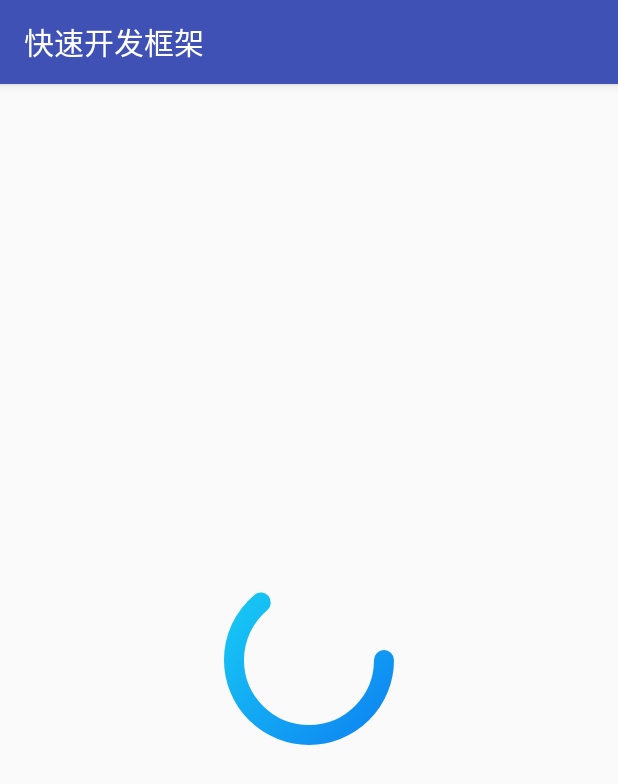
After one commit to JerryloveEmily/JerryAndroidBase, an Android app: the ProgressActivity screen opened directly, with no data from a screen before it, on a phone screen of 412 x 824 dp. The commit adds this screen. Shown: the top 784 px of the screen. Run offline under Robolectric (Android 15) with nearby library versions, the phone set to English and light mode, and no system bars.

Commit message:
1. 新增进度条视图控件

```diff
--- /dev/null
+++ b/androidbaselibrary/src/main/java/com/jerry/androidbaselibrary/widget/view/JProgressBar.java
@@ -0,0 +1,60 @@
+package com.jerry.androidbaselibrary.widget.view;
+
+import android.content.Context;
+import android.graphics.Canvas;
+import android.graphics.LinearGradient;
+import android.graphics.Paint;
+import android.graphics.RectF;
+import android.graphics.Shader;
+import android.util.AttributeSet;
+import android.view.View;
+
+/**
+ * 进度条
+ * Created by JerryloveEmily on 2016/6/8.
+ */
+public class JProgressBar extends View {
+
+    private Paint mPaint;
+    private int mRadius;
+    private RectF mRect;
+
+    public JProgressBar(Context context) {
+        this(context, null);
+    }
+
+    public JProgressBar(Context context, AttributeSet attrs) {
+        this(context, attrs, 0);
+    }
+
+    public JProgressBar(Context context, AttributeSet attrs, int defStyleAttr) {
+        super(context, attrs, defStyleAttr);
+        init();
+    }
+
+    private void init() {
+        mPaint = new Paint(Paint.ANTI_ALIAS_FLAG);
+        mPaint.setStrokeCap(Paint.Cap.ROUND);
+        mPaint.setStyle(Paint.Style.STROKE);
+        mPaint.setStrokeWidth(20.f);
+    }
+
+    @Override
+    protected void onSizeChanged(int w, int h, int oldw, int oldh) {
+        super.onSizeChanged(w, h, oldw, oldh);
+        int minTemp = Math.min(w, h);
+        mRadius = minTemp/2;
+        mRect = new RectF(w/2-mRadius/2, h/2-mRadius/2,
+                w/2 + mRadius/2, h/2 + mRadius/2);
+        LinearGradient lg = new LinearGradient(
+                mRect.left, mRect.top, mRect.right, mRect.bottom,
+                0xff17CBF4, 0xff0E84F2, Shader.TileMode.CLAMP);
+        mPaint.setShader(lg);
+    }
+
+    @Override
+    protected void onDraw(Canvas canvas) {
+        super.onDraw(canvas);
+        canvas.drawArc(mRect, 0, 230f, false, mPaint);
+    }
+}
--- /dev/null
+++ b/test-library-app/src/main/java/com/jerry/jerryandroidbase/features/progress/ProgressActivity.java
@@ -0,0 +1,15 @@
+package com.jerry.jerryandroidbase.features.progress;
+
+import android.os.Bundle;
+import android.support.v7.app.AppCompatActivity;
+
+import com.jerry.jerryandroidbase.R;
+
+public class ProgressActivity extends AppCompatActivity {
+
+    @Override
+    protected void onCreate(Bundle savedInstanceState) {
+        super.onCreate(savedInstanceState);
+        setContentView(R.layout.activity_progress);
+    }
+}
--- /dev/null
+++ b/test-library-app/src/main/res/layout/activity_progress.xml
@@ -0,0 +1,14 @@
+<?xml version="1.0" encoding="utf-8"?>
+<LinearLayout xmlns:android="http://schemas.android.com/apk/res/android"
+    xmlns:tools="http://schemas.android.com/tools"
+    android:layout_width="match_parent"
+    android:layout_height="match_parent"
+    android:gravity="center"
+    tools:context="com.jerry.jerryandroidbase.features.progress.ProgressActivity">
+
+    <com.jerry.androidbaselibrary.widget.view.JProgressBar
+        android:id="@+id/jpb_progress"
+        android:layout_width="200dp"
+        android:layout_height="200dp" />
+
+</LinearLayout>
```
Also changed, not shown: test-library-app/build.gradle (+27 -0 lines), test-library-app/src/main/AndroidManifest.xml (+10 -3 lines), test-library-app/src/main/java/com/jerry/jerryandroidbase/consts/AppConst.java (+5 -2 lines), test-library-app/src/main/java/com/jerry/jerryandroidbase/features/MainActivity.java (+7 -4 lines), test-library-app/src/main/java/com/jerry/jerryandroidbase/features/qrcode/QRCodeActivity.java (+7 -5 lines), 1 other file.
